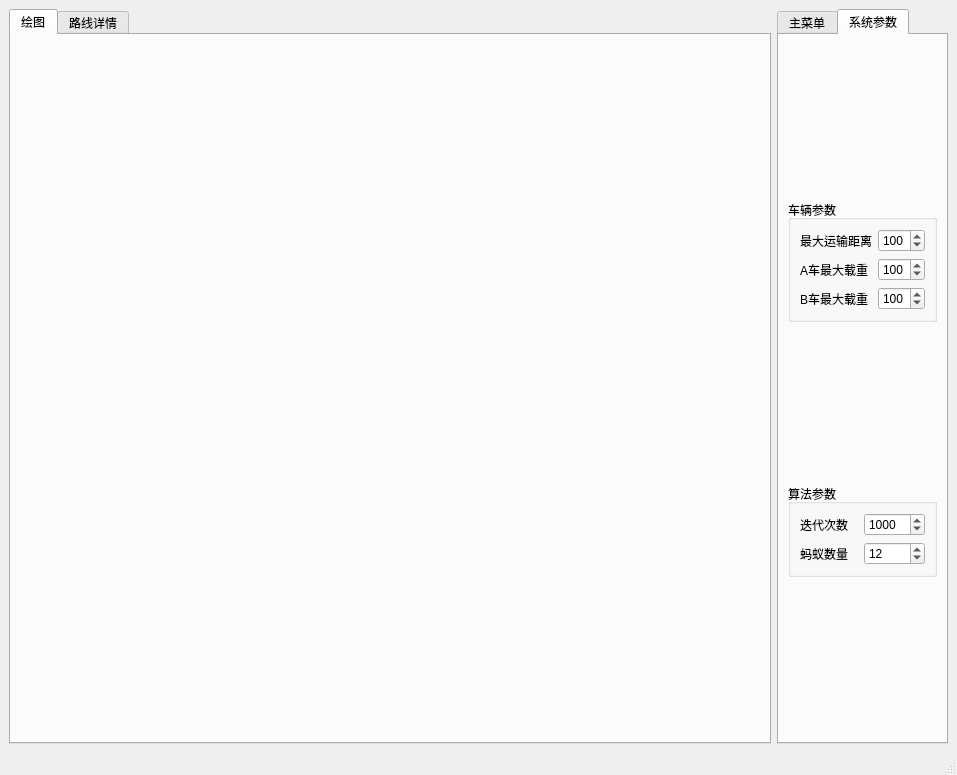
First picture: the form in src/mainwindow.ui, repository Tao1998/VRP, before the edit.
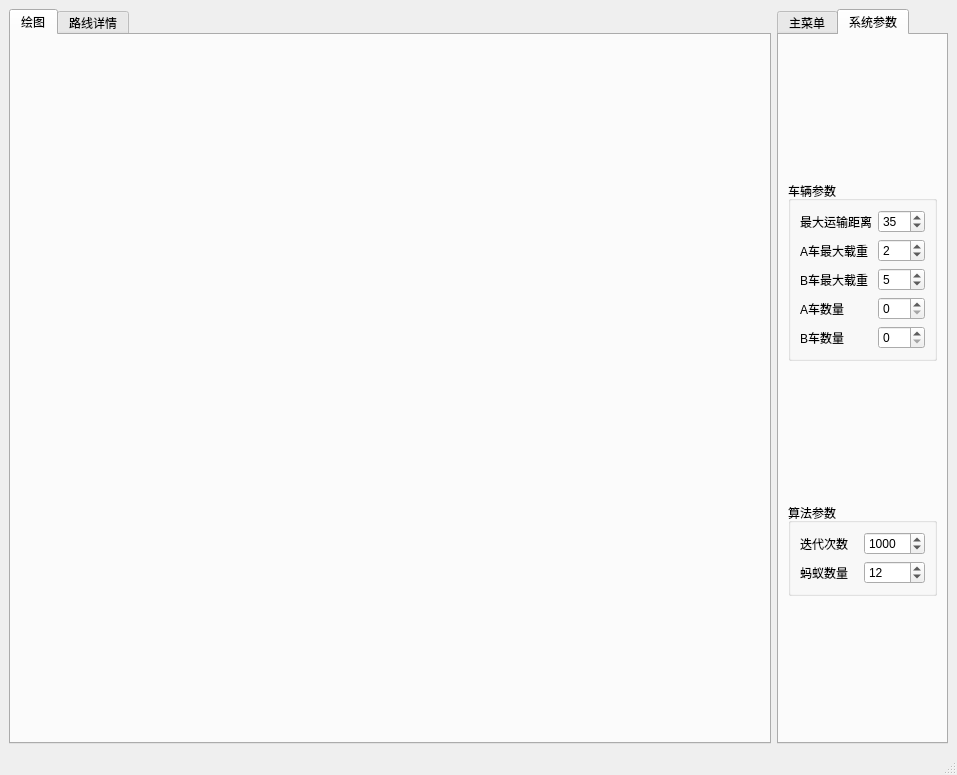
Second picture: the form after the edit. The open tabs and pages were chosen to show the change. Icons and pictures are not drawn.

Commit message: 多车型问题初步解决，通过修改参数再点击生成随机数据按钮可以载入多车型的数据并进行计算，有时可能没有运算结果，数据呈现形式有待进一步优化

```diff
--- a/src/mainwindow.ui
+++ b/src/mainwindow.ui
@@ -547,38 +547,6 @@
            <string>车辆参数</string>
           </property>
           <layout class="QGridLayout" name="gridLayout_3">
-           <item row="1" column="1">
-            <widget class="QSpinBox" name="spinBox_maxAWeight">
-             <property name="minimum">
-              <number>20</number>
-             </property>
-             <property name="maximum">
-              <number>200</number>
-             </property>
-             <property name="singleStep">
-              <number>10</number>
-             </property>
-             <property name="value">
-              <number>100</number>
-             </property>
-            </widget>
-           </item>
-           <item row="2" column="1">
-            <widget class="QSpinBox" name="spinBox_maxBWeight">
-             <property name="minimum">
-              <number>20</number>
-             </property>
-             <property name="maximum">
-              <number>200</number>
-             </property>
-             <property name="singleStep">
-              <number>10</number>
-             </property>
-             <property name="value">
-              <number>100</number>
-             </property>
-            </widget>
-           </item>
            <item row="1" column="0">
             <widget class="QLabel" name="label_3">
              <property name="text">
@@ -593,6 +561,16 @@
              </property>
             </widget>
            </item>
+           <item row="3" column="0">
+            <widget class="QLabel" name="label">
+             <property name="text">
+              <string>A车数量</string>
+             </property>
+            </widget>
+           </item>
+           <item row="3" column="1">
+            <widget class="QSpinBox" name="spinBox_NumberOfA"/>
+           </item>
            <item row="0" column="0">
             <widget class="QLabel" name="label_10">
              <property name="text">
@@ -600,6 +578,38 @@
              </property>
             </widget>
            </item>
+           <item row="2" column="1">
+            <widget class="QSpinBox" name="spinBox_maxBWeight">
+             <property name="minimum">
+              <number>0</number>
+             </property>
+             <property name="maximum">
+              <number>200</number>
+             </property>
+             <property name="singleStep">
+              <number>1</number>
+             </property>
+             <property name="value">
+              <number>5</number>
+             </property>
+            </widget>
+           </item>
+           <item row="1" column="1">
+            <widget class="QSpinBox" name="spinBox_maxAWeight">
+             <property name="minimum">
+              <number>0</number>
+             </property>
+             <property name="maximum">
+              <number>200</number>
+             </property>
+             <property name="singleStep">
+              <number>1</number>
+             </property>
+             <property name="value">
+              <number>2</number>
+             </property>
+            </widget>
+           </item>
            <item row="0" column="1">
             <widget class="QSpinBox" name="spinBox_maxDist">
              <property name="minimum">
@@ -612,10 +622,20 @@
               <number>10</number>
              </property>
              <property name="value">
-              <number>100</number>
+              <number>35</number>
              </property>
             </widget>
            </item>
+           <item row="4" column="0">
+            <widget class="QLabel" name="label_2">
+             <property name="text">
+              <string>B车数量</string>
+             </property>
+            </widget>
+           </item>
+           <item row="4" column="1">
+            <widget class="QSpinBox" name="spinBox_NumberOfB"/>
+           </item>
           </layout>
          </widget>
         </item>
```
Left out of the diff: 6 changed lines with no effect on the pictures. The commit also changes 6 other files.
